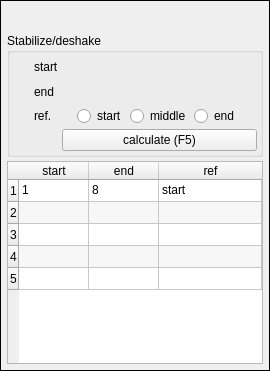
First picture: the form in tools/video_editor/ui/ui_widget_stabilize.ui, repository JepEtau/mco, before the edit.
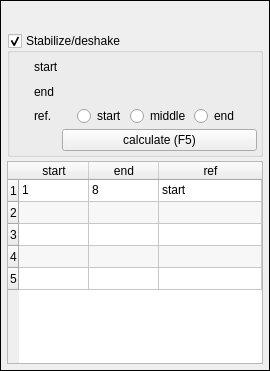
Second picture: the form after the edit. Icons and pictures are not drawn.

The edit to the form file:
```diff
--- a/tools/video_editor/ui/ui_widget_stabilize.ui
+++ b/tools/video_editor/ui/ui_widget_stabilize.ui
@@ -191,6 +191,9 @@
         <property name="title">
          <string>Stabilize/deshake</string>
         </property>
+        <property name="checkable">
+         <bool>true</bool>
+        </property>
         <layout class="QVBoxLayout" name="verticalLayout_4">
          <property name="spacing">
           <number>3</number>
```
Left out of the diff: 41 changed lines with no effect on the pictures.
